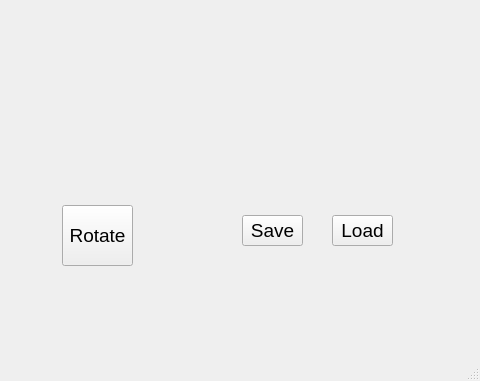
Qt form mainwindow.ui (HolovkoAleksander/Tetris) before a commit; both pictures show x 218 to 698 and y 425 to 806 of the 698 by 806 pixel window.
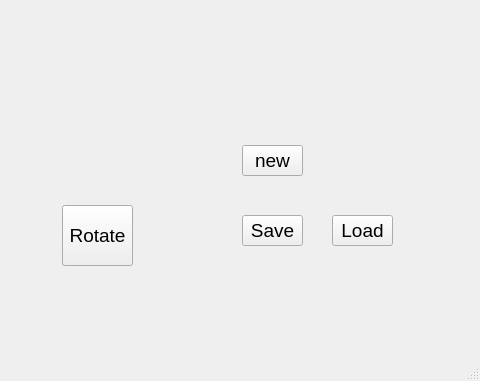
The same form after that commit.

Commit message: added end game

```diff
--- a/mainwindow.ui
+++ b/mainwindow.ui
@@ -223,6 +223,24 @@
      <string>Load</string>
     </property>
    </widget>
+   <widget class="QPushButton" name="pushButton_7">
+    <property name="geometry">
+     <rect>
+      <x>460</x>
+      <y>570</y>
+      <width>61</width>
+      <height>31</height>
+     </rect>
+    </property>
+    <property name="font">
+     <font>
+      <pointsize>14</pointsize>
+     </font>
+    </property>
+    <property name="text">
+     <string>new</string>
+    </property>
+   </widget>
   </widget>
   <widget class="QMenuBar" name="menubar">
    <property name="geometry">
```
Left out of the diff: 2 changed lines with no effect on the pictures. The commit also changes 2 other files.
